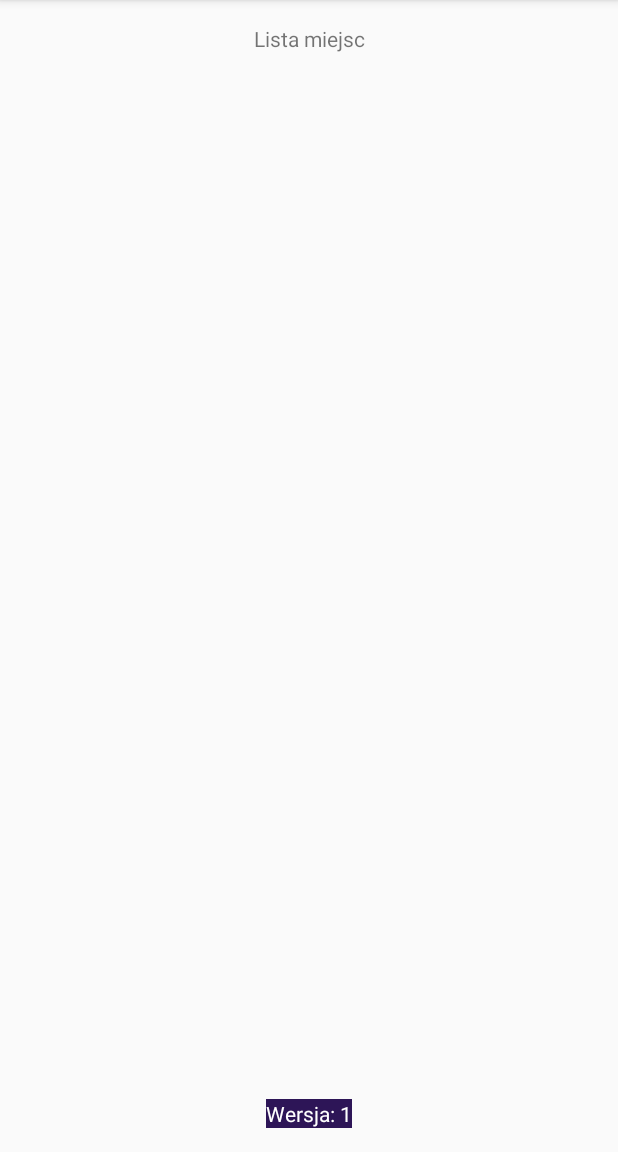
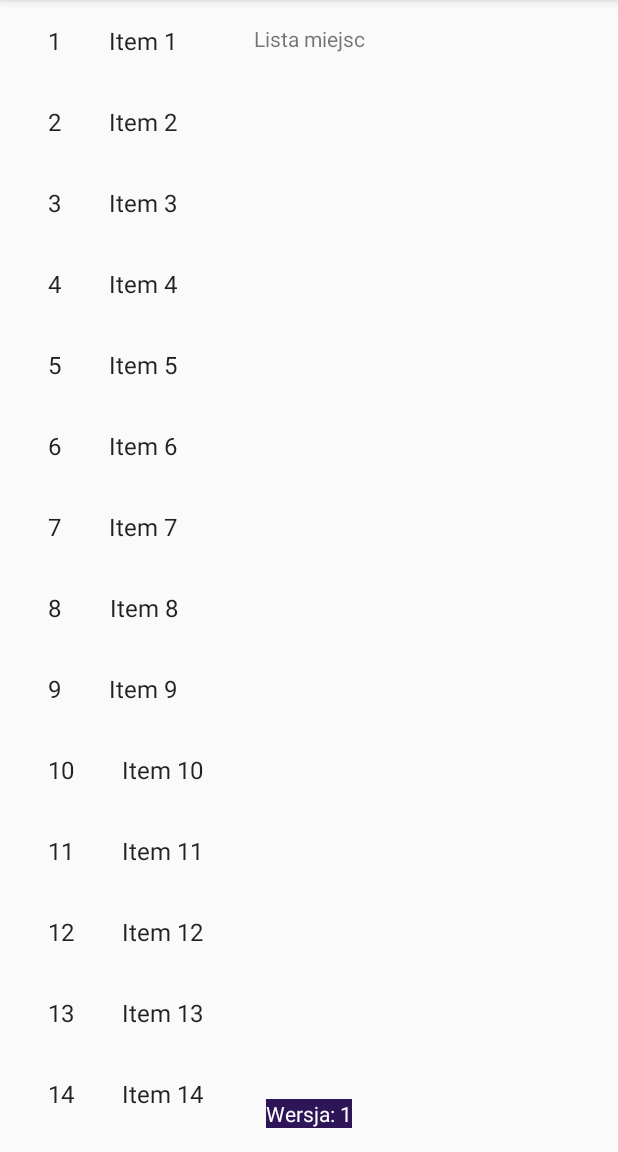
Before and after one commit to kgluszczyk/Destinations, an Android app: the screen it shows after launch (MainActivity), after a tap on "Lista miejsc", on a phone screen of 412 x 824 dp, the part 84-1236 px from its top. Run offline under Robolectric (Android 15) with nearby library versions, the light colour scheme and no system bars.

Commit message:
Show fragment with the list

```diff
--- a/app/build.gradle
+++ b/app/build.gradle
@@ -24,6 +24,8 @@ dependencies {
     implementation 'com.android.support:design:28.0.0'
     implementation 'com.android.support.constraint:constraint-layout:1.1.3'
     implementation 'com.android.support:support-vector-drawable:28.0.0'
+    implementation 'com.android.support:support-v4:28.0.0'
+    implementation 'com.android.support:recyclerview-v7:28.0.0'
     testImplementation 'junit:junit:4.12'
     androidTestImplementation 'com.android.support.test:runner:1.0.2'
     androidTestImplementation 'com.android.support.test.espresso:espresso-core:3.0.2'
--- /dev/null
+++ b/app/src/main/java/com/kgluszczyk/myapplication/ItemFragment.java
@@ -0,0 +1,107 @@
+package com.kgluszczyk.myapplication;
+
+import android.content.Context;
+import android.os.Bundle;
+import android.support.v4.app.Fragment;
+import android.support.v7.widget.GridLayoutManager;
+import android.support.v7.widget.LinearLayoutManager;
+import android.support.v7.widget.RecyclerView;
+import android.view.LayoutInflater;
+import android.view.View;
+import android.view.ViewGroup;
+import com.kgluszczyk.myapplication.dummy.DummyContent;
+import com.kgluszczyk.myapplication.dummy.DummyContent.DummyItem;
+
+import java.util.List;
+
+/**
+ * A fragment representing a list of Items.
+ * <p/>
+ * Activities containing this fragment MUST implement the {@link OnListFragmentInteractionListener}
+ * interface.
+ */
+public class ItemFragment extends Fragment {
+
+    // TODO: Customize parameter argument names
+    private static final String ARG_COLUMN_COUNT = "column-count";
+    // TODO: Customize parameters
+    private int mColumnCount = 1;
+    private OnListFragmentInteractionListener mListener;
+
+    // TODO: Customize parameter initialization
+    @SuppressWarnings("unused")
+    public static ItemFragment newInstance(int columnCount) {
+        ItemFragment fragment = new ItemFragment();
+        Bundle args = new Bundle();
+        args.putInt(ARG_COLUMN_COUNT, columnCount);
+        fragment.setArguments(args);
+        return fragment;
+    }
+
+    /**
+     * Mandatory empty constructor for the fragment manager to instantiate the
+     * fragment (e.g. upon screen orientation changes).
+     */
+    public ItemFragment() {
+    }
+
+    @Override
+    public void onAttach(Context context) {
+        super.onAttach(context);
+        if (context instanceof OnListFragmentInteractionListener) {
+            mListener = (OnListFragmentInteractionListener) context;
+        } else {
+            throw new RuntimeException(context.toString()
+                    + " must implement OnListFragmentInteractionListener");
+        }
+    }
+
+    @Override
+    public void onCreate(Bundle savedInstanceState) {
+        super.onCreate(savedInstanceState);
+
+        if (getArguments() != null) {
+            mColumnCount = getArguments().getInt(ARG_COLUMN_COUNT);
+        }
+    }
+
+    @Override
+    public View onCreateView(LayoutInflater inflater, ViewGroup container,
+                             Bundle savedInstanceState) {
+        View view = inflater.inflate(R.layout.fragment_item_list, container, false);
+
+        // Set the adapter
+        if (view instanceof RecyclerView) {
+            Context context = view.getContext();
+            RecyclerView recyclerView = (RecyclerView) view;
+            if (mColumnCount <= 1) {
+                recyclerView.setLayoutManager(new LinearLayoutManager(context));
+            } else {
+                recyclerView.setLayoutManager(new GridLayoutManager(context, mColumnCount));
+            }
+            recyclerView.setAdapter(new MyItemRecyclerViewAdapter(DummyContent.ITEMS, mListener));
+        }
+        return view;
+    }
+
+    @Override
+    public void onDetach() {
+        super.onDetach();
+        mListener = null;
+    }
+
+    /**
+     * This interface must be implemented by activities that contain this
+     * fragment to allow an interaction in this fragment to be communicated
+     * to the activity and potentially other fragments contained in that
+     * activity.
+     * <p/>
+     * See the Android Training lesson <a href=
+     * "http://developer.android.com/training/basics/fragments/communicating.html"
+     * >Communicating with Other Fragments</a> for more information.
+     */
+    public interface OnListFragmentInteractionListener {
+        // TODO: Update argument type and name
+        void onListFragmentInteraction(DummyItem item);
+    }
+}
--- a/app/src/main/java/com/kgluszczyk/myapplication/MainActivity.java
+++ b/app/src/main/java/com/kgluszczyk/myapplication/MainActivity.java
@@ -10,9 +10,11 @@ import android.view.View;
 import android.view.View.OnClickListener;
 import android.widget.TextView;
 import android.widget.Toast;
+import com.kgluszczyk.myapplication.ItemFragment.OnListFragmentInteractionListener;
+import com.kgluszczyk.myapplication.dummy.DummyContent.DummyItem;
 import org.w3c.dom.Text;
 
-public class MainActivity extends AppCompatActivity {
+public class MainActivity extends AppCompatActivity implements OnListFragmentInteractionListener {
     @Override
     protected void onCreate(Bundle savedInstanceState) {
         super.onCreate(savedInstanceState);
@@ -20,7 +22,10 @@ public class MainActivity extends AppCompatActivity {
         findViewById(R.id.tytuł).setOnClickListener(new OnClickListener() {
             @Override
             public void onClick(final View v) {
-                Toast.makeText(MainActivity.this, "Klinkąłem na tytuł: " + ((TextView)v).getText(), Toast.LENGTH_SHORT).show();
+                getSupportFragmentManager()
+                        .beginTransaction()
+                        .replace(android.R.id.content, ItemFragment.newInstance(1))
+                        .commit();
             }
         });
 
@@ -32,4 +37,9 @@ public class MainActivity extends AppCompatActivity {
             }
         });
     }
+
+    @Override
+    public void onListFragmentInteraction(final DummyItem item) {
+        Toast.makeText(MainActivity.this, "Klinkąłem na element: " + item.id, Toast.LENGTH_SHORT).show();
+    }
 }
--- /dev/null
+++ b/app/src/main/java/com/kgluszczyk/myapplication/MyItemRecyclerViewAdapter.java
@@ -0,0 +1,77 @@
+package com.kgluszczyk.myapplication;
+
+import android.support.v7.widget.RecyclerView;
+import android.view.LayoutInflater;
+import android.view.View;
+import android.view.ViewGroup;
+import android.widget.TextView;
+
+import com.kgluszczyk.myapplication.ItemFragment.OnListFragmentInteractionListener;
+import com.kgluszczyk.myapplication.dummy.DummyContent.DummyItem;
+
+import java.util.List;
+
+/**
+ * {@link RecyclerView.Adapter} that can display a {@link DummyItem} and makes a call to the
+ * specified {@link OnListFragmentInteractionListener}.
+ * TODO: Replace the implementation with code for your data type.
+ */
+public class MyItemRecyclerViewAdapter extends RecyclerView.Adapter<MyItemRecyclerViewAdapter.ViewHolder> {
+
+    private final List<DummyItem> mValues;
+    private final OnListFragmentInteractionListener mListener;
+
+    public MyItemRecyclerViewAdapter(List<DummyItem> items, OnListFragmentInteractionListener listener) {
+        mValues = items;
+        mListener = listener;
+    }
+
+    @Override
+    public ViewHolder onCreateViewHolder(ViewGroup parent, int viewType) {
+        View view = LayoutInflater.from(parent.getContext())
+                .inflate(R.layout.fragment_item, parent, false);
+        return new ViewHolder(view);
+    }
+
+    @Override
+    public void onBindViewHolder(final ViewHolder holder, int position) {
+        holder.mItem = mValues.get(position);
+        holder.mIdView.setText(mValues.get(position).id);
+        holder.mContentView.setText(mValues.get(position).content);
+
+        holder.mView.setOnClickListener(new View.OnClickListener() {
+            @Override
+            public void onClick(View v) {
+                if (null != mListener) {
+                    // Notify the active callbacks interface (the activity, if the
+                    // fragment is attached to one) that an item has been selected.
+                    mListener.onListFragmentInteraction(holder.mItem);
+                }
+            }
+        });
+    }
+
+    @Override
+    public int getItemCount() {
+        return mValues.size();
+    }
+
+    public class ViewHolder extends RecyclerView.ViewHolder {
+        public final View mView;
+        public final TextView mIdView;
+        public final TextView mContentView;
+        public DummyItem mItem;
+
+        public ViewHolder(View view) {
+            super(view);
+            mView = view;
+            mIdView = (TextView) view.findViewById(R.id.item_number);
+            mContentView = (TextView) view.findViewById(R.id.content);
+        }
+
+        @Override
+        public String toString() {
+            return super.toString() + " '" + mContentView.getText() + "'";
+        }
+    }
+}
--- /dev/null
+++ b/app/src/main/java/com/kgluszczyk/myapplication/dummy/DummyContent.java
@@ -0,0 +1,72 @@
+package com.kgluszczyk.myapplication.dummy;
+
+import java.util.ArrayList;
+import java.util.HashMap;
+import java.util.List;
+import java.util.Map;
+
+/**
+ * Helper class for providing sample content for user interfaces created by
+ * Android template wizards.
+ * <p>
+ * TODO: Replace all uses of this class before publishing your app.
+ */
+public class DummyContent {
+
+    /**
+     * An array of sample (dummy) items.
+     */
+    public static final List<DummyItem> ITEMS = new ArrayList<DummyItem>();
+
+    /**
+     * A map of sample (dummy) items, by ID.
+     */
+    public static final Map<String, DummyItem> ITEM_MAP = new HashMap<String, DummyItem>();
+
+    private static final int COUNT = 25;
+
+    static {
+        // Add some sample items.
+        for (int i = 1; i <= COUNT; i++) {
+            addItem(createDummyItem(i));
+        }
+    }
+
+    private static void addItem(DummyItem item) {
+        ITEMS.add(item);
+        ITEM_MAP.put(item.id, item);
+    }
+
+    private static DummyItem createDummyItem(int position) {
+        return new DummyItem(String.valueOf(position), "Item " + position, makeDetails(position));
+    }
+
+    private static String makeDetails(int position) {
+        StringBuilder builder = new StringBuilder();
+        builder.append("Details about Item: ").append(position);
+        for (int i = 0; i < position; i++) {
+            builder.append("\nMore details information here.");
+        }
+        return builder.toString();
+    }
+
+    /**
+     * A dummy item representing a piece of content.
+     */
+    public static class DummyItem {
+        public final String id;
+        public final String content;
+        public final String details;
+
+        public DummyItem(String id, String content, String details) {
+            this.id = id;
+            this.content = content;
+            this.details = details;
+        }
+
+        @Override
+        public String toString() {
+            return content;
+        }
+    }
+}
--- /dev/null
+++ b/app/src/main/res/layout/fragment_item.xml
@@ -0,0 +1,20 @@
+<?xml version="1.0" encoding="utf-8"?>
+<LinearLayout xmlns:android="http://schemas.android.com/apk/res/android"
+    android:layout_width="wrap_content"
+    android:layout_height="wrap_content"
+    android:orientation="horizontal">
+
+    <TextView
+        android:id="@+id/item_number"
+        android:layout_width="wrap_content"
+        android:layout_height="wrap_content"
+        android:layout_margin="@dimen/text_margin"
+        android:textAppearance="?attr/textAppearanceListItem" />
+
+    <TextView
+        android:id="@+id/content"
+        android:layout_width="wrap_content"
+        android:layout_height="wrap_content"
+        android:layout_margin="@dimen/text_margin"
+        android:textAppearance="?attr/textAppearanceListItem" />
+</LinearLayout>
--- /dev/null
+++ b/app/src/main/res/layout/fragment_item_list.xml
@@ -0,0 +1,13 @@
+<?xml version="1.0" encoding="utf-8"?>
+<android.support.v7.widget.RecyclerView xmlns:android="http://schemas.android.com/apk/res/android"
+    xmlns:app="http://schemas.android.com/apk/res-auto"
+    xmlns:tools="http://schemas.android.com/tools"
+    android:id="@+id/list"
+    android:name="com.kgluszczyk.myapplication.ItemFragment"
+    android:layout_width="match_parent"
+    android:layout_height="match_parent"
+    android:layout_marginLeft="16dp"
+    android:layout_marginRight="16dp"
+    app:layoutManager="LinearLayoutManager"
+    tools:context=".ItemFragment"
+    tools:listitem="@layout/fragment_item" />
--- a/app/src/main/res/values/dimens.xml
+++ b/app/src/main/res/values/dimens.xml
@@ -2,4 +2,5 @@
     <!-- Default screen margins, per the Android Design guidelines. -->
     <dimen name="activity_horizontal_margin">16dp</dimen>
     <dimen name="activity_vertical_margin">16dp</dimen>
+    <dimen name="text_margin">16dp</dimen>
 </resources>
```
